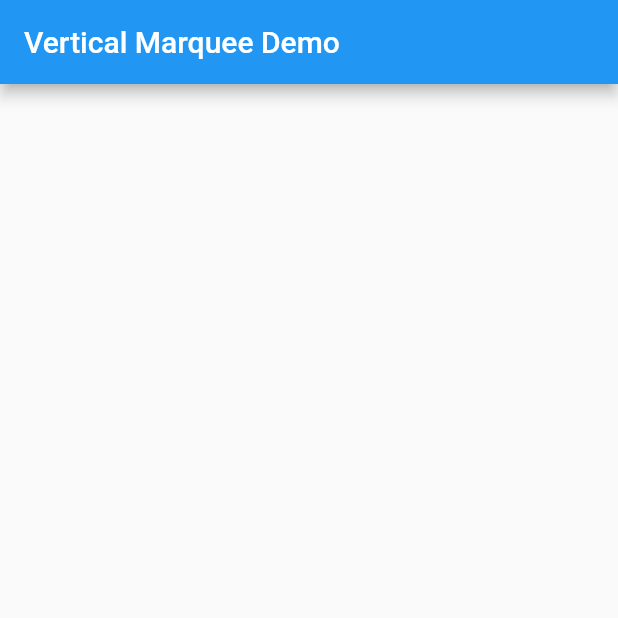
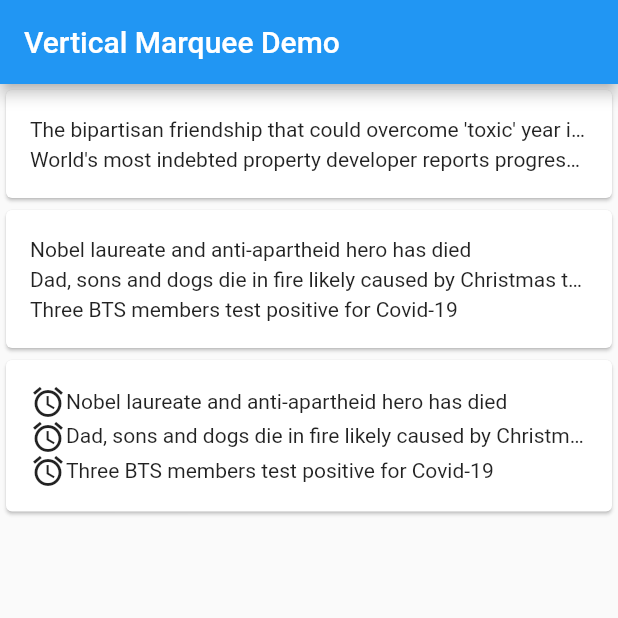
Before and after one commit to robert-luoqing/marquee_vertical, a Flutter app: the screen it shows after launch, on a phone screen of 412 x 824 dp, the top half of it. Run offline on Flutter 3.47's test engine with Material 2 defaults, Android fonts, the phone set to English and light mode, and no system bars.

Commit message:
Submit code

```diff
--- a/example/lib/main.dart
+++ b/example/lib/main.dart
@@ -1,4 +1,5 @@
 import 'package:flutter/material.dart';
+import 'package:marquee_vertical/marquee_vertical.dart';
 
 void main() {
   runApp(const MyApp());
@@ -15,7 +16,7 @@ class MyApp extends StatelessWidget {
         theme: ThemeData(
           primarySwatch: Colors.blue,
         ),
-        home: HomePage());
+        home: const HomePage());
   }
 }
 
@@ -27,6 +28,17 @@ class HomePage extends StatefulWidget {
 }
 
 class _HomePageState extends State<HomePage> {
+  final texts = [
+    "Three BTS members test positive for Covid-19",
+    "Third major cruise ship hit by Covid outbreak",
+    "The bipartisan friendship that could overcome 'toxic' year in Washington",
+    "World's most indebted property developer reports progress completing homes",
+    "France may have their very own Donald Trump",
+    "Opinion: Putin resurrected Soviet ghosts",
+    "Nobel laureate and anti-apartheid hero has died",
+    "Dad, sons and dogs die in fire likely caused by Christmas tree or electrical issues",
+  ];
+
   @override
   Widget build(BuildContext context) {
     return Scaffold(
@@ -37,7 +49,71 @@ class _HomePageState extends State<HomePage> {
         child: Column(
           mainAxisAlignment: MainAxisAlignment.center,
           crossAxisAlignment: CrossAxisAlignment.stretch,
-          children: <Widget>[],
+          children: [
+            Card(
+              child: Padding(
+                padding: const EdgeInsets.all(16.0),
+                child: MarqueeVertical(
+                  itemCount: texts.length,
+                  lineHeight: 20,
+                  marqueeLine: 2,
+                  itemBuilder: (index) => Align(
+                      alignment: Alignment.centerLeft,
+                      child: Text(
+                        texts[index],
+                        overflow: TextOverflow.ellipsis,
+                      )),
+                  scrollDuration: const Duration(milliseconds: 300),
+                  stopDuration: const Duration(seconds: 3),
+                ),
+              ),
+            ),
+            Card(
+              child: Padding(
+                padding: const EdgeInsets.all(16.0),
+                child: MarqueeVertical(
+                  itemCount: texts.length,
+                  lineHeight: 20,
+                  marqueeLine: 3,
+                  direction: MarqueeVerticalDirection.moveDown,
+                  itemBuilder: (index) {
+                    return Align(
+                        alignment: Alignment.centerLeft,
+                        child: Text(
+                          texts[index],
+                          overflow: TextOverflow.ellipsis,
+                        ));
+                  },
+                  scrollDuration: const Duration(milliseconds: 300),
+                  stopDuration: const Duration(seconds: 3),
+                ),
+              ),
+            ),
+            Card(
+              child: Padding(
+                padding: const EdgeInsets.all(16.0),
+                child: MarqueeVertical(
+                  itemCount: texts.length,
+                  lineHeight: 23,
+                  marqueeLine: 3,
+                  direction: MarqueeVerticalDirection.moveDown,
+                  itemBuilder: (index) {
+                    return Row(children: [
+                      const Icon(Icons.access_alarm),
+                      Expanded(
+                        child: Text(
+                          texts[index],
+                          overflow: TextOverflow.ellipsis,
+                        ),
+                      )
+                    ]);
+                  },
+                  scrollDuration: const Duration(milliseconds: 300),
+                  stopDuration: const Duration(seconds: 3),
+                ),
+              ),
+            ),
+          ],
         ),
       ),
     );
--- a/lib/src/marquee_vertical.dart
+++ b/lib/src/marquee_vertical.dart
@@ -3,25 +3,29 @@ import 'dart:async';
 import 'package:flutter/material.dart';
 
 typedef MarqueeVerticalOnPress = void Function(int index);
+typedef MarqueeVerticalItemBuilder = Widget Function(int index);
+enum MarqueeVerticalDirection { moveUp, moveDown }
 
 class MarqueeVertical extends StatefulWidget {
-  final List<String> textList;
-  final TextStyle textStyle;
+  final int itemCount;
+  final MarqueeVerticalItemBuilder itemBuilder;
+  final double lineHeight;
   final Duration scrollDuration;
   final Duration stopDuration;
-  final int maxLine;
-  final double lineSpace;
-  final MarqueeVerticalOnPress onPress;
+  final int marqueeLine;
+  final MarqueeVerticalOnPress? onPress;
+  final MarqueeVerticalDirection direction;
 
   const MarqueeVertical(
       {Key? key,
-      this.textList = const [],
-      this.textStyle = const TextStyle(fontSize: 14, color: Colors.black),
+      required this.itemCount,
+      required this.itemBuilder,
+      required this.lineHeight,
       this.scrollDuration = const Duration(seconds: 1),
       this.stopDuration = const Duration(seconds: 3),
-      this.maxLine = 1,
-      required this.onPress,
-      this.lineSpace = 0})
+      this.direction = MarqueeVerticalDirection.moveUp,
+      this.marqueeLine = 1,
+      this.onPress})
       : super(key: key);
 
   @override
@@ -30,179 +34,165 @@ class MarqueeVertical extends StatefulWidget {
 
 class _MarqueeVerticalState extends State<MarqueeVertical>
     with SingleTickerProviderStateMixin {
-  List<String> get textList => widget.textList;
-  Timer? stopTimer;
-  late AnimationController animationConroller;
-  late List<Widget> textWidgets = [];
-  late List<double> textHeights = [];
-  late List<int> showItems = [];
-  double currentAnimationHeight = 0;
-  double defaultHeight = 0;
+  Timer? _stopTimer;
+  late AnimationController _animationConroller;
+  late Widget _containerWidget;
 
-  _resetDataFromWidget() {
-    textWidgets = [];
-    textHeights = [];
-    showItems = [];
-    for (var index = 0; index < textList.length; index++) {
-      var text = textList[index];
-      textWidgets.add(_renderText(index));
-      textHeights
-          .add(getTextSize(text, widget.textStyle, double.maxFinite).height);
-    }
+  /// [_showWidgets] the items host in [_containerWidget]
+  late List<Widget> _showWidgets;
 
-    for (var i = 0; i < widget.maxLine; i++) {
-      if (textList.length > i) {
-        showItems.add(i);
-        // if (i == 0) {
-        //   defaultHeight += textHeights[i];
-        // } else {
-        //   defaultHeight += textHeights[i] + this.widget.lineSpace;
-        // }
-      }
-    }
+  /// [_topVisibleItemIndex] is mean the index of the second item
+  int _topVisibleItemIndex = 0;
 
-    var textHeight = textHeights.isNotEmpty ? textHeights[0] : 15.0;
-    defaultHeight =
-        textHeight * widget.maxLine + (widget.maxLine - 1.0) * widget.lineSpace;
-
-    if (textList.length > widget.maxLine) {
-      if (stopTimer != null) {
-        stopTimer!.cancel();
-        stopTimer = null;
-      }
-      stopTimer =
-          Timer.periodic(widget.stopDuration + widget.scrollDuration, (timer) {
-        next();
-      });
-    } else {
-      if (stopTimer != null) {
-        stopTimer!.cancel();
-        stopTimer = null;
-      }
+  _cancelStopTimer() {
+    if (_stopTimer != null) {
+      _stopTimer!.cancel();
+      _stopTimer = null;
     }
   }
 
   _initAnimation() {
-    animationConroller = AnimationController(vsync: this);
+    _animationConroller = AnimationController(vsync: this);
+    _stopTimer =
+        Timer.periodic(widget.stopDuration + widget.scrollDuration, (timer) {
+      next();
+    });
   }
 
   @override
   void didUpdateWidget(covariant MarqueeVertical oldWidget) {
-    _resetDataFromWidget();
+    if (widget.itemCount != oldWidget.itemCount ||
+        widget.lineHeight != oldWidget.lineHeight ||
+        widget.marqueeLine != oldWidget.marqueeLine) {
+      _topVisibleItemIndex = 0;
+      _reconstructWidget();
+    }
+
     super.didUpdateWidget(oldWidget);
   }
 
   @override
   void initState() {
-    _resetDataFromWidget();
     _initAnimation();
+    _reconstructWidget();
     super.initState();
   }
 
-  void next() async {
-    setState(() {
-      // 1. Add more to bottom
-      currentAnimationHeight = textHeights[showItems[0]] + widget.lineSpace;
-      var lastIndex = showItems[showItems.length - 1];
-      if (textWidgets.length > (lastIndex + 1)) {
-        showItems.add(lastIndex + 1);
+  _reconstructWidget() {
+    if (widget.itemCount > widget.marqueeLine) {
+      _showWidgets = _buildRenderItems();
+      _containerWidget = _buildContainer();
     } else {
-        showItems.add(0);
+      _showWidgets = [];
+      _containerWidget = Container();
     }
-    });
-    await animationConroller.animateTo(1.0, duration: widget.scrollDuration);
-    setState(() {
-      animationConroller.value = 0.0;
-      // 1. Remove first item
-      showItems.removeAt(0);
-    });
   }
 
-  Widget _renderText(index) {
-    return GestureDetector(
+  void next() async {
+    if (widget.itemCount > widget.marqueeLine) {
+      await _animationConroller.animateTo(1.0, duration: widget.scrollDuration);
+      if (widget.direction == MarqueeVerticalDirection.moveUp) {
+        _topVisibleItemIndex++;
+      } else {
+        _topVisibleItemIndex--;
+      }
+
+      if (_topVisibleItemIndex >= widget.itemCount) {
+        _topVisibleItemIndex = 0;
+      } else if (_topVisibleItemIndex < 0) {
+        _topVisibleItemIndex = widget.itemCount - 1;
+      }
+      _showWidgets = _buildRenderItems();
+      _animationConroller.value = 0.0;
+    }
+  }
+
+  List<Widget> _buildRenderItems() {
+    var items = <Widget>[];
+    for (var i = 0; i < widget.marqueeLine + 2; i++) {
+      var currentItemIndex = (_topVisibleItemIndex - 1) + i;
+
+      if (currentItemIndex < 0) {
+        currentItemIndex = widget.itemCount + currentItemIndex;
+      } else {
+        while (currentItemIndex >= widget.itemCount) {
+          currentItemIndex = currentItemIndex - widget.itemCount;
+        }
+      }
+      items.add(GestureDetector(
+          onTap: () {
+            if (widget.onPress != null) {
+              widget.onPress!(currentItemIndex);
+            }
+          },
           behavior: HitTestBehavior.opaque,
-      onTap: () {
-        widget.onPress(index);
-      },
-      child: Text(
-        textList[index],
-        maxLines: 1,
-        overflow: TextOverflow.ellipsis,
-        textAlign: TextAlign.left,
-        style: widget.textStyle,
-      ),
+          child: widget.itemBuilder(currentItemIndex)));
+    }
+    return items;
+  }
+
+  Widget _buildContainer() {
+    /// If [marqueeLine] is 2, we need construct 2+2 item, the top item and bottom item
+    /// which hide on top and bottom
+    var stackChildren = <Widget>[];
+    for (var i = 0; i < widget.marqueeLine + 2; i++) {
+      stackChildren.add(
+        Positioned(
+            top: (i - 1) * widget.lineHeight,
+            left: 0,
+            right: 0,
+            height: widget.lineHeight,
+            child: AnimatedBuilder(
+                animation: _animationConroller,
+                builder: (context, child) {
+                  return Transform.translate(
+                      offset: Offset(
+                          0,
+                          (widget.direction == MarqueeVerticalDirection.moveUp
+                                  ? -widget.lineHeight
+                                  : widget.lineHeight) *
+                              _animationConroller.value),
+                      child: _showWidgets[i]);
+                })),
+      );
+    }
+
+    return Stack(
+      children: stackChildren,
     );
   }
 
   @override
   Widget build(BuildContext context) {
-    if (textList.length <= widget.maxLine) {
-      var textChildren = textList.map((item) => _renderText(0)).toList();
-      return Align(
-        alignment: Alignment.centerLeft,
-        child: Column(
-          children: textChildren,
-        ),
-      );
-    }
-
-    var stackChildren = <Widget>[];
-
-    var accumlateX = 0.0;
-    for (var item in showItems) {
-      stackChildren.add(
-        Positioned(
-            top: accumlateX,
+    if (widget.itemCount <= widget.marqueeLine) {
+      var children = <Widget>[];
+      for (var i = 0; i < widget.itemCount; i++) {
+        var item = Positioned(
             left: 0,
             right: 0,
-            child: AnimatedBuilder(
-                animation: animationConroller,
-                builder: (context, child) {
-                  return Transform.translate(
-                      offset: Offset(0,
-                          -currentAnimationHeight * animationConroller.value),
-                      child: textWidgets[item]);
-                })),
-      );
-
-      accumlateX += textHeights[item] + widget.lineSpace;
+            top: 0 + i * widget.lineHeight,
+            height: widget.lineHeight,
+            child: widget.itemBuilder(i));
+        children.add(item);
       }
 
       return SizedBox(
-        height: defaultHeight,
-        child: ClipRect(
+        height: widget.marqueeLine * widget.lineHeight,
         child: Stack(
-            children: stackChildren,
+          children: children,
         ),
-        ));
+      );
+    } else {
+      return SizedBox(
+          height: widget.marqueeLine * widget.lineHeight,
+          child: _containerWidget);
+    }
   }
 
   @override
   void dispose() {
-    animationConroller.dispose();
-    if (stopTimer != null) {
-      stopTimer!.cancel();
-    }
-
+    _cancelStopTimer();
+    _animationConroller.dispose();
     super.dispose();
   }
 }
-
-Size getTextSize(String text, TextStyle style, double maxWidth) {
-  var textPainter = TextPainter(
-    textDirection: TextDirection.ltr,
-    textAlign: TextAlign.left,
-  );
-  textPainter.text = TextSpan(
-    text: text,
-    style: style,
-  );
-  textPainter.textAlign = TextAlign.left;
-  textPainter.maxLines = 1;
-  // textPainter.ellipsis = "...";
-
-  textPainter.layout(maxWidth: maxWidth);
-  var width = textPainter.width;
-  var height = textPainter.height;
-  return Size(width, height);
-}
--- a/pubspec.yaml
+++ b/pubspec.yaml
@@ -1,6 +1,6 @@
 name: marquee_vertical
 description: Provide multiple text marquee with verticl scrolling and custom your UI.
-version: 1.0.
+version: 1.0.0
 homepage: https://github.com/robert-luoqing/marquee_vertical
 
 environment:
```
Also changed, not shown: example/pubspec.yaml (+4 -4 lines), example/pubspec.lock, screens/screen.gif (added), 11 other files. Lines whose indentation alone changed are shown as unchanged.
